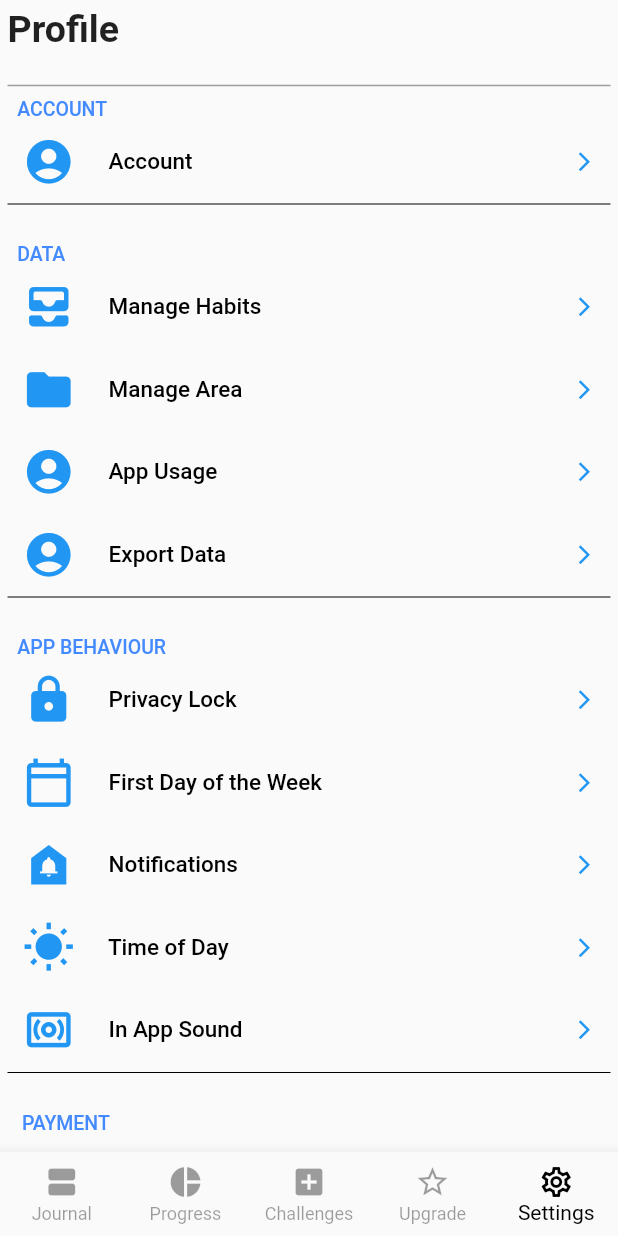
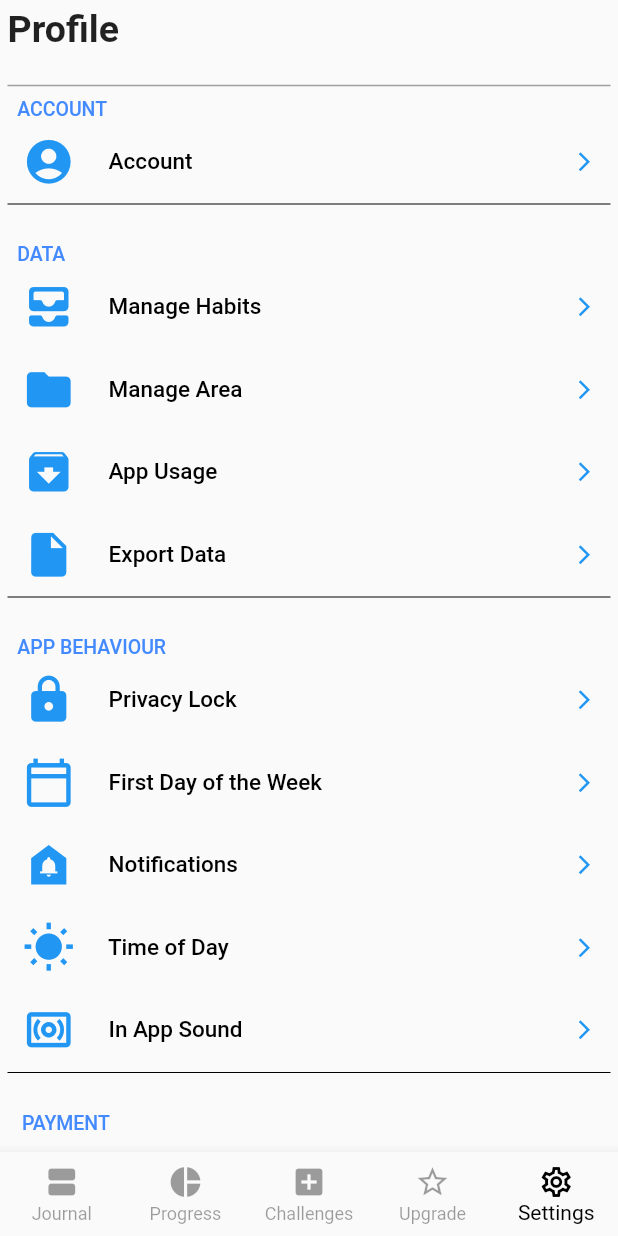
Before and after one commit to AakashAK01/Habitify, a Flutter app: the screen it shows after launch, item 5 of the bottom bar chosen, on a phone screen of 412 x 824 dp. Run offline on Flutter 3.47's test engine with Material 2 defaults, Android fonts, the phone set to English and light mode, and no system bars; missing offline and left inert: floating_action_bubble.

Commit message:
Settings 2

```diff
--- a/lib/Settings.dart
+++ b/lib/Settings.dart
@@ -66,12 +66,12 @@ class _SettingsPageState extends State<SettingsPage> {
               text: "      Manage Area",
             ),
             SettingsCards(
-              leftIcon: Icons.account_circle,
+              leftIcon: Icons.archive,
               rightIcon: Icons.arrow_forward_ios,
               text: "      App Usage",
             ),
             SettingsCards(
-              leftIcon: Icons.account_circle,
+              leftIcon: Icons.insert_drive_file,
               rightIcon: Icons.arrow_forward_ios,
               text: "      Export Data",
             ),
@@ -150,7 +150,7 @@ class _SettingsPageState extends State<SettingsPage> {
               text: "      Sync with Calendar",
             ),
             SettingsCards(
-              leftIcon: Icons.account_circle,
+              leftIcon: Icons.auto_awesome_motion,
               rightIcon: Icons.arrow_forward_ios,
               text: "      API Credentials",
             ),
@@ -168,12 +168,12 @@ class _SettingsPageState extends State<SettingsPage> {
               ),
             ),
             SettingsCards(
-              leftIcon: Icons.account_circle,
+              leftIcon: Icons.thumb_up,
               rightIcon: Icons.arrow_forward_ios,
               text: "      Vote on Features",
             ),
             SettingsCards(
-              leftIcon: Icons.account_circle,
+              leftIcon: Icons.chat_bubble,
               rightIcon: Icons.arrow_forward_ios,
               text: "      Chat with Our Support Team",
             ),
@@ -183,7 +183,7 @@ class _SettingsPageState extends State<SettingsPage> {
               text: "      Privacy Policy",
             ),
             SettingsCards(
-              leftIcon: Icons.account_circle,
+              leftIcon: Icons.gavel,
               rightIcon: Icons.arrow_forward_ios,
               text: "      Term of Use",
             ),
@@ -201,17 +201,17 @@ class _SettingsPageState extends State<SettingsPage> {
               ),
             ),
             SettingsCards(
-              leftIcon: Icons.account_circle,
+              leftIcon: Icons.g_translate,
               rightIcon: Icons.arrow_forward_ios,
               text: "      Translate Habitify",
             ),
             SettingsCards(
-              leftIcon: Icons.account_circle,
+              leftIcon: Icons.supervised_user_circle,
               rightIcon: Icons.arrow_forward_ios,
               text: "      User Community",
             ),
             SettingsCards(
-              leftIcon: Icons.account_circle,
+              leftIcon: Icons.circle_notifications,
               rightIcon: Icons.arrow_forward_ios,
               text: "      Follow us on Twitter",
             ),
```
